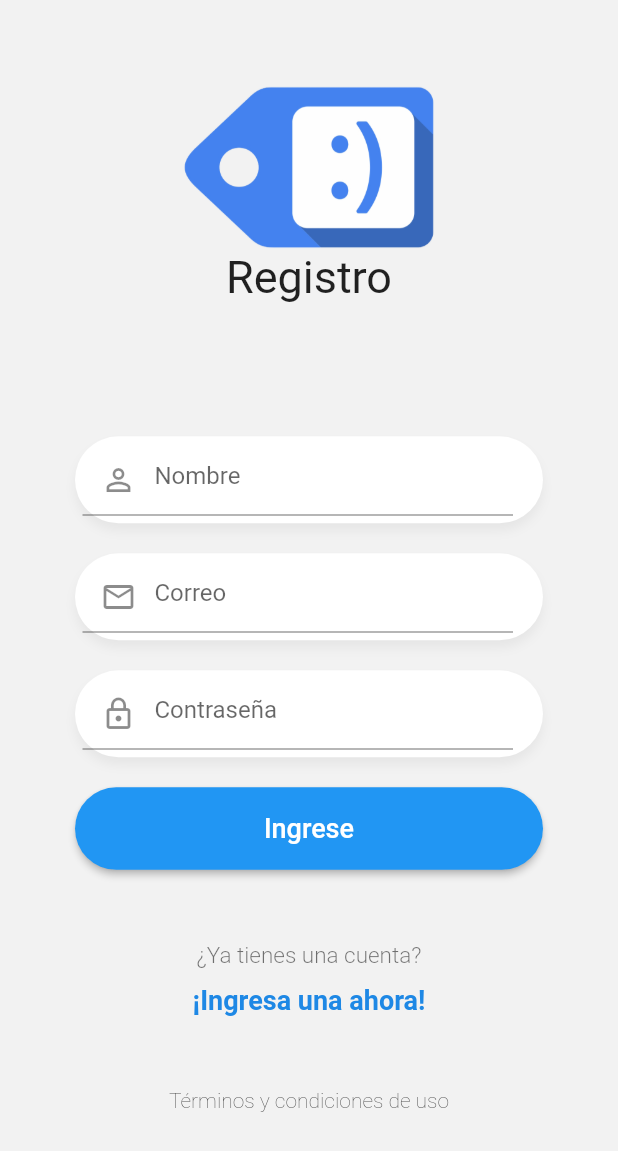
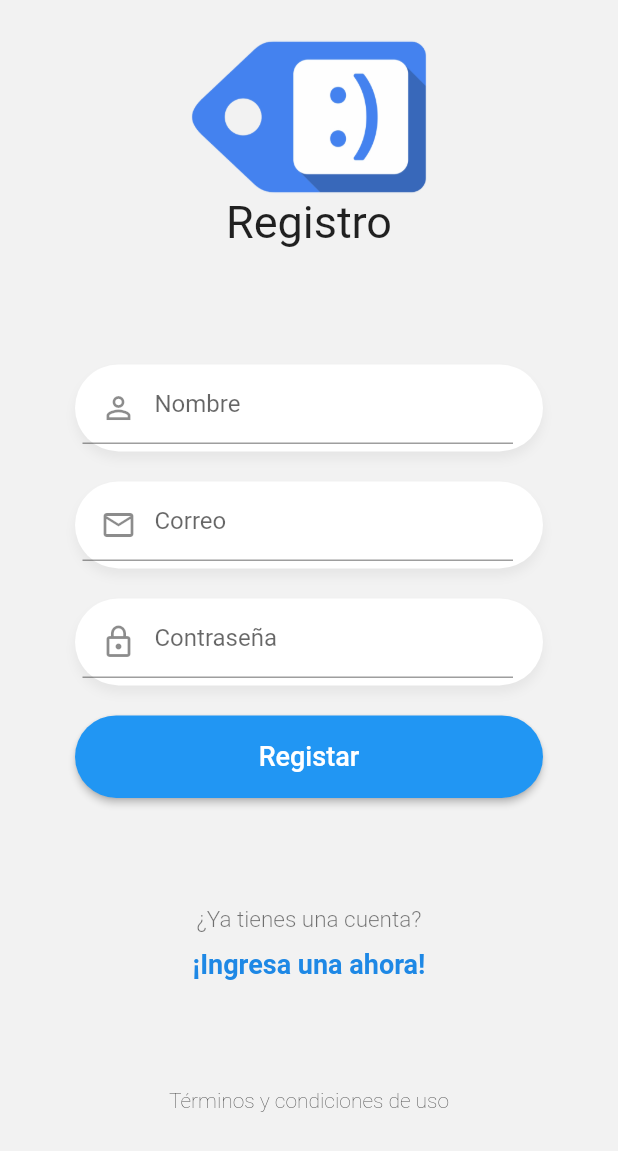
Before and after one commit to rquintero22/quinap-flutter-chat-app, a Flutter app: the RegisterPage screen opened by its route, on a phone screen of 412 x 824 dp. Shown: the top 1151 px of the screen. Run offline on Flutter 3.47's test engine with Material 2 defaults, Android fonts, the phone set to English and light mode, and no system bars; our stand-ins replace flutter_secure_storage, pull_to_refresh; accounts and stored records are empty; network calls fail.

```diff
--- /dev/null
+++ b/lib/global/environment.dart
@@ -0,0 +1,11 @@
+import 'dart:io';
+
+class Environment {
+  static String apiUrl = Platform.isAndroid
+      ? 'http://192.168.100.20:3000/api'
+      : 'http://localhost:3000/api';
+
+  static String socketUrl = Platform.isAndroid
+      ? 'http://192.168.100.20:3000'
+      : 'http://localhost:3000';
+}
--- a/lib/models/usuario.dart
+++ b/lib/models/usuario.dart
@@ -1,7 +1,37 @@
+// To parse this JSON data, do
+//
+//     final usuario = usuarioFromJson(jsonString);
+
+import 'dart:convert';
+
+Usuario usuarioFromJson(String str) => Usuario.fromJson(json.decode(str));
+
+String usuarioToJson(Usuario data) => json.encode(data.toJson());
+
 class Usuario {
+  Usuario({
+    this.online,
+    this.nombre,
+    this.email,
+    this.uid,
+  });
+
   bool online;
+  String nombre;
   String email;
-  String nombre;
   String uid;
-  Usuario({this.online, this.email, this.nombre, this.uid});
+
+  factory Usuario.fromJson(Map<String, dynamic> json) => Usuario(
+        online: json["online"],
+        nombre: json["nombre"],
+        email: json["email"],
+        uid: json["uid"],
+      );
+
+  Map<String, dynamic> toJson() => {
+        "online": online,
+        "nombre": nombre,
+        "email": email,
+        "uid": uid,
+      };
 }
--- a/lib/pages/register_page.dart
+++ b/lib/pages/register_page.dart
@@ -1,9 +1,13 @@
-import 'package:chat/widgets/custom_buttom_blue.dart';
 import 'package:flutter/material.dart';
+
+import 'package:provider/provider.dart';
+import 'package:chat/services/auth_service.dart';
 
 import 'package:chat/widgets/custom_input.dart';
 import 'package:chat/widgets/custom_labels.dart';
 import 'package:chat/widgets/custom_logo.dart';
+import 'package:chat/widgets/custom_buttom_blue.dart';
+import 'package:chat/helpers/mostrar_alerta.dart';
 
 class RegisterPage extends StatelessWidget {
   @override
@@ -48,8 +52,9 @@ class __FormState extends State<_Form> {
 
   @override
   Widget build(BuildContext context) {
+    final authSrv = Provider.of<AuthService>(context);
     return Container(
-      margin: EdgeInsets.only(top: 40),
+      margin: EdgeInsets.only(top: 5),
       padding: EdgeInsets.symmetric(horizontal: 50),
       child: Column(
         children: [
@@ -73,10 +78,27 @@ class __FormState extends State<_Form> {
           ),
           // CustomInput(),
           CustomButtonBlue(
-              text: 'Ingrese',
-              onPressed: () {
-                print(emailCtrl.text);
-              })
+              text: 'Registar',
+              onPressed: authSrv.autenticando
+                  ? null
+                  : () async {
+                      FocusScope.of(context).unfocus();
+                      final registerOk = await authSrv.register(
+                          nameCtrl.text.trim(),
+                          emailCtrl.text.trim(),
+                          passCtrl.text.trim());
+                      if (registerOk == true) {
+                        mostrarAlerta(context, 'Usuario creado',
+                            'Usuario creado satisfactoriamente.');
+
+                        //TODO: Conetar al socket
+
+                        Navigator.pushReplacementNamed(context, 'usuarios');
+                      } else {
+                        mostrarAlerta(context, 'Credenciales inválidas',
+                            'Valide la información ingresada');
+                      }
+                    })
         ],
       ),
     );
--- a/lib/widgets/custom_logo.dart
+++ b/lib/widgets/custom_logo.dart
@@ -10,8 +10,8 @@ class Logo extends StatelessWidget {
   Widget build(BuildContext context) {
     return Center(
       child: Container(
-        width: 170,
-        margin: EdgeInsets.only(top: 50),
+        width: 160,
+        margin: EdgeInsets.only(top: 20),
         child: Column(
           children: [
             Image(
--- a/pubspec.yaml
+++ b/pubspec.yaml
@@ -29,6 +29,9 @@ dependencies:
   # Use with the CupertinoIcons class for iOS style icons.
   cupertino_icons: ^1.0.2
   pull_to_refresh: ^1.6.5
+  provider: ^5.0.0
+  http: ^0.13.3
+  flutter_secure_storage: ^4.2.0
 
 dev_dependencies:
   flutter_test:
```
Also changed, not shown: lib/helpers/mostrar_alerta.dart (added, +35 -0 lines), lib/main.dart (+14 -5 lines), lib/models/login_response.dart (added, +36 -0 lines), lib/pages/loading_page.dart (+37 -1 lines), lib/pages/login_page.dart (+21 -4 lines), lib/pages/usuarios_page.dart (+12 -2 lines), lib/services/auth_service.dart (added, +108 -0 lines), pubspec.lock, 41 other files.
